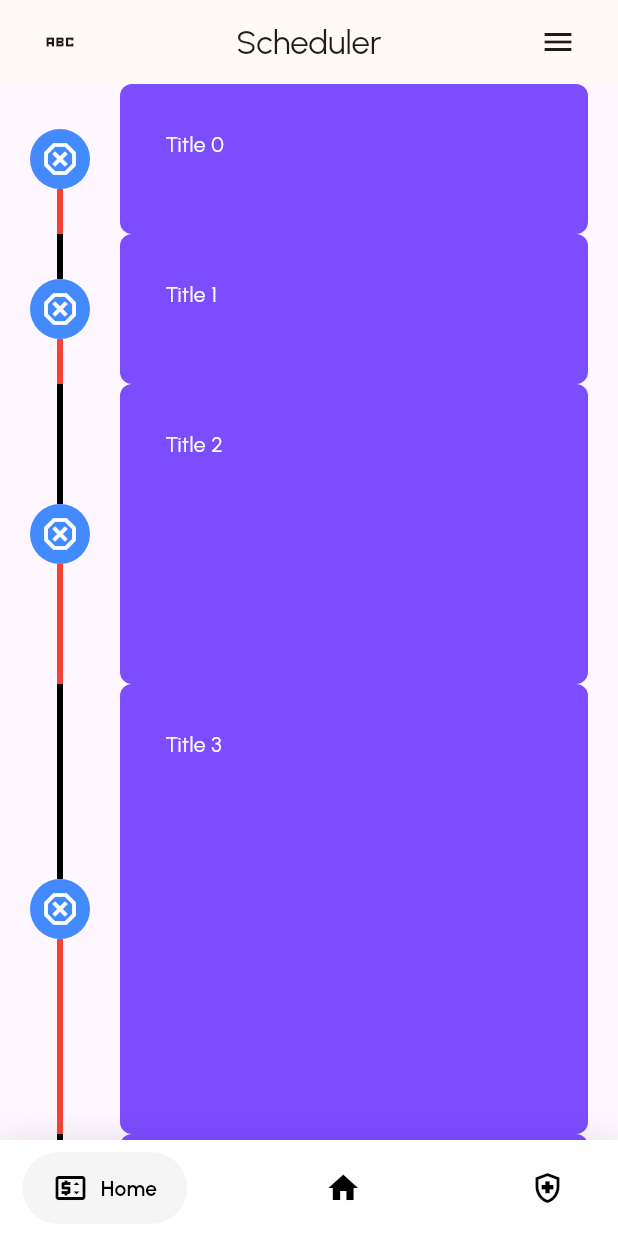
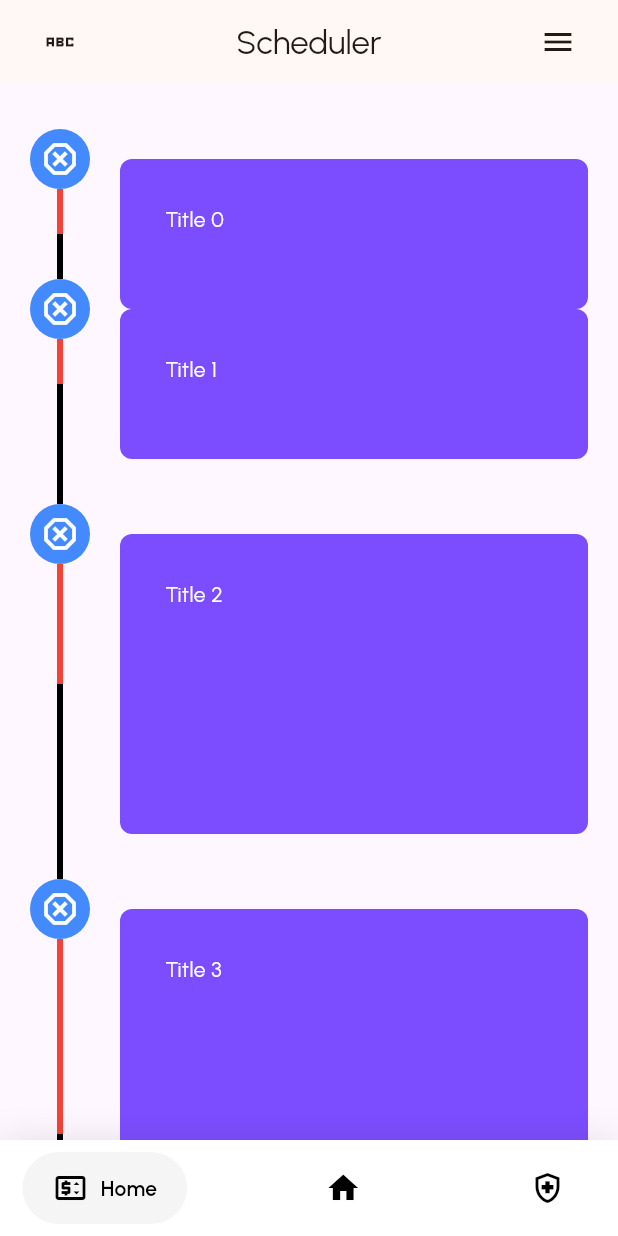
Before and after one commit to siddharth177/timeboxing, a Flutter app: the screen it shows after launch, on a phone screen of 412 x 824 dp. Run offline on Flutter 3.47's test engine with Material 3 defaults, Android fonts, the phone set to English and light mode, and no system bars; drawn by our look-alikes of google_nav_bar, timeline_tile; our stand-ins replace flutter_riverpod, google_fonts, shared_preferences; missing offline and left inert: dart:ffi.

Commit message:
transform event position to be in center gap to fit in the slots

```diff
--- a/lib/widgets/timeline.dart
+++ b/lib/widgets/timeline.dart
@@ -38,8 +38,10 @@ class Timeline extends StatelessWidget {
             color: Colors.red,
             thickness: 4,
           ),
-        endChild: EventCard(tasks: tasks),
-      ),
+          endChild: Transform.translate(
+            offset: Offset(0, gapHeight / 2),
+            child: EventCard(tasks: tasks),
+          )),
     );
   }
 }
```
Lines whose indentation alone changed are shown as unchanged.
